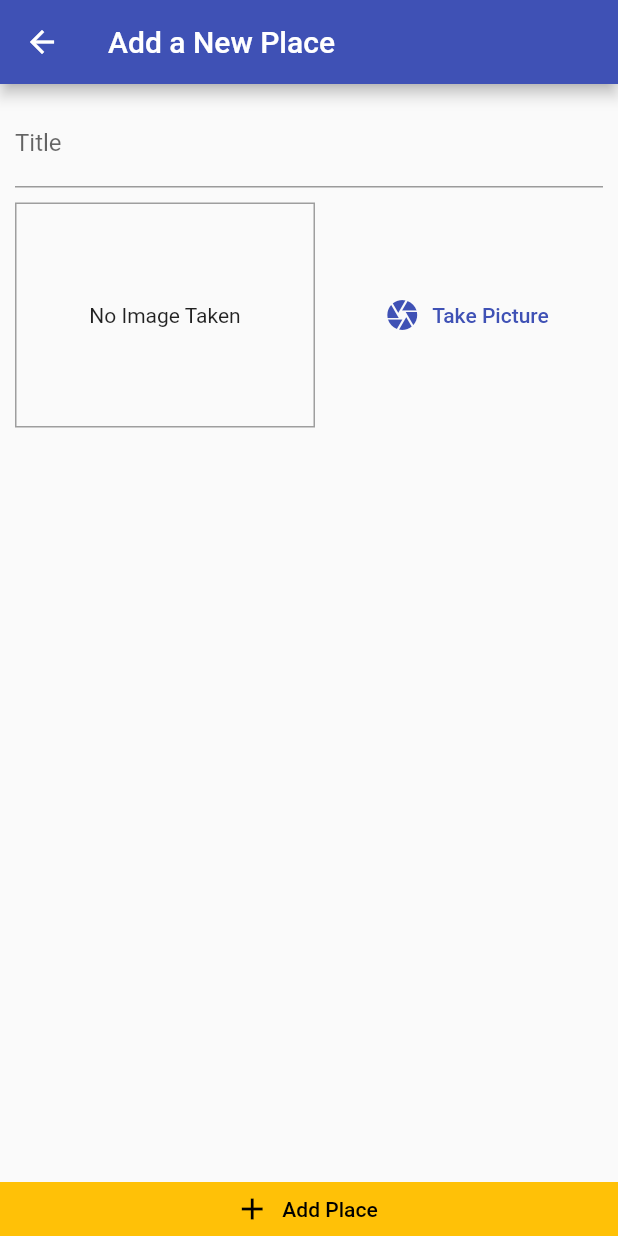
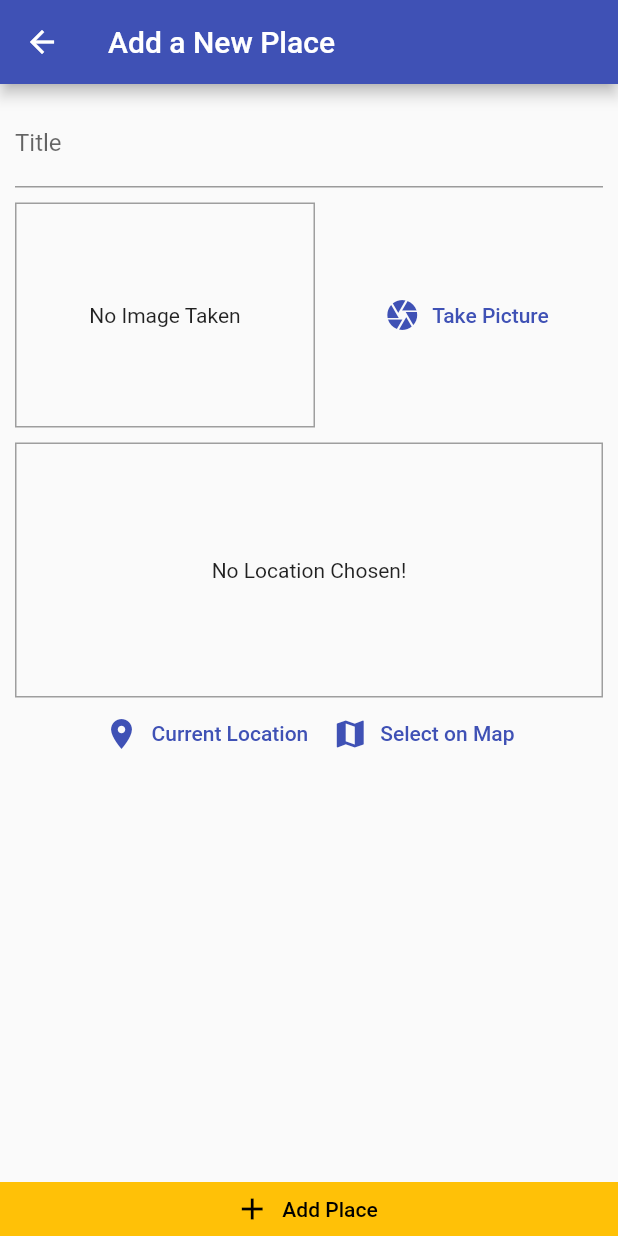
Before and after one commit to mmart1n/Flutter-Great-Places, a Flutter app: the AddPlaceScreen screen opened by its route, on a phone screen of 412 x 824 dp. Run offline on Flutter 3.47's test engine with Material 2 defaults, Android fonts, the phone set to English and light mode, and no system bars; our stand-ins replace image_picker, location, sqflite; missing offline and left inert: app_settings; accounts and stored records are empty.

Commit message:
feat(*): retrieve device location

```diff
--- a/lib/screens/add_place_screen.dart
+++ b/lib/screens/add_place_screen.dart
@@ -5,6 +5,7 @@ import 'package:provider/provider.dart';
 
 import '../providers/great_places.dart';
 import '../widgets/image_input.dart';
+import '../widgets/location_input.dart';
 
 class AddPlaceScreen extends StatefulWidget {
   static const routeName = '/add-place';
@@ -55,6 +56,8 @@ class _AddPlaceScreenState extends State<AddPlaceScreen> {
                     ),
                     const SizedBox(height: 10),
                     ImageInput(_selectImage),
+                    const SizedBox(height: 10),
+                    const LocationInput(),
                   ],
                 ),
               ),
--- /dev/null
+++ b/lib/widgets/location_input.dart
@@ -0,0 +1,84 @@
+import 'package:flutter/material.dart';
+
+import '../helpers/location_helper.dart';
+
+class LocationInput extends StatefulWidget {
+  const LocationInput({Key? key}) : super(key: key);
+
+  @override
+  State<LocationInput> createState() => _LocationInputState();
+}
+
+class _LocationInputState extends State<LocationInput> {
+  String? _previewImageUrl;
+
+  Future<void> _getCurrentUserLocation() async {
+    setState(() {
+      showDialog(
+        context: context,
+        builder: (ctx) => const Center(
+          child: CircularProgressIndicator(),
+        ),
+      );
+    });
+    final locData = await locHelper.getLocation(context);
+    setState(() {
+      Navigator.of(context).pop();
+    });
+    if (locData != null) {
+      print(locData.latitude);
+      print(locData.longitude);
+    }
+  }
+
+  @override
+  Widget build(BuildContext context) {
+    return Column(
+      children: [
+        Container(
+          height: 170,
+          width: double.infinity,
+          alignment: Alignment.center,
+          decoration: BoxDecoration(
+            border: Border.all(width: 1, color: Colors.grey),
+          ),
+          child: _previewImageUrl == null
+              ? const Text(
+                  'No Location Chosen!',
+                  textAlign: TextAlign.center,
+                )
+              : Image.network(
+                  _previewImageUrl!,
+                  fit: BoxFit.cover,
+                  width: double.infinity,
+                ),
+        ),
+        Row(
+          mainAxisAlignment: MainAxisAlignment.center,
+          children: [
+            TextButton.icon(
+              label: const Text('Current Location'),
+              icon: const Icon(Icons.location_on),
+              style: ButtonStyle(
+                foregroundColor: MaterialStateProperty.all<Color>(
+                  Theme.of(context).colorScheme.primary,
+                ),
+              ),
+              onPressed: _getCurrentUserLocation,
+            ),
+            TextButton.icon(
+              label: const Text('Select on Map'),
+              icon: const Icon(Icons.map),
+              style: ButtonStyle(
+                foregroundColor: MaterialStateProperty.all<Color>(
+                  Theme.of(context).colorScheme.primary,
+                ),
+              ),
+              onPressed: () {},
+            ),
+          ],
+        ),
+      ],
+    );
+  }
+}
--- a/pubspec.yaml
+++ b/pubspec.yaml
@@ -34,6 +34,8 @@ dependencies:
   path_provider: ^2.0.9
   path: ^1.8.0
   sqflite: ^2.0.2
+  location: ^4.3.0
+  app_settings: ^4.1.1
 
 
   # The following adds the Cupertino Icons font to your application.
```
Also changed, not shown: lib/helpers/location_helper.dart (added, +104 -0 lines), pubspec.lock, 2 other files.
